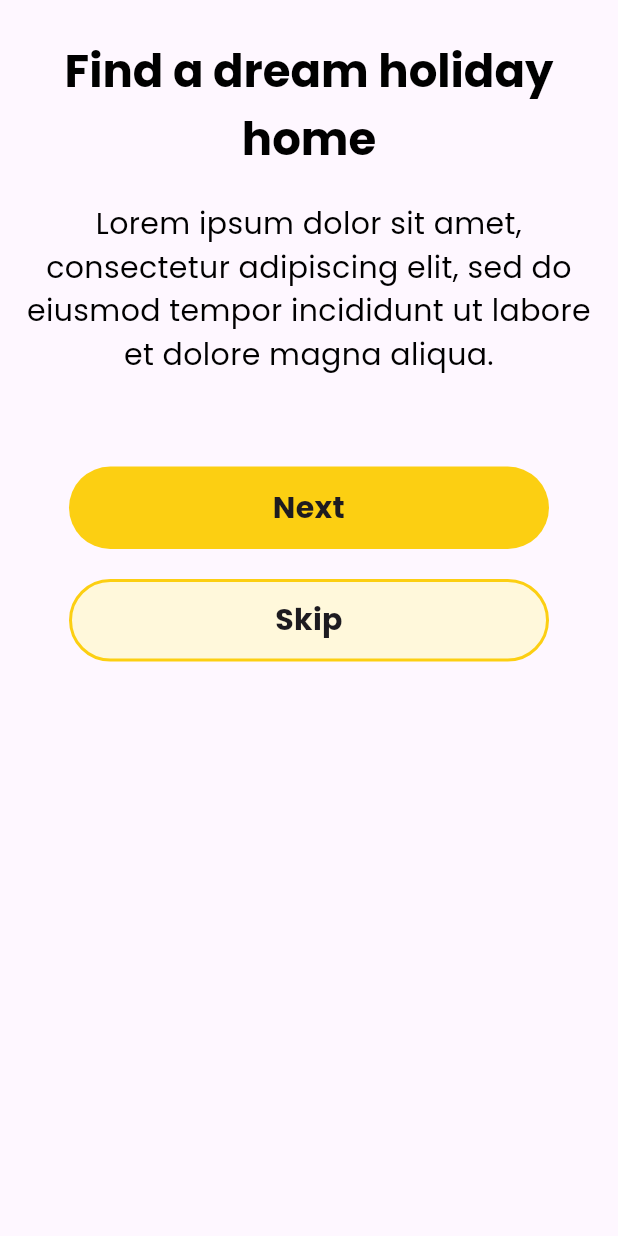
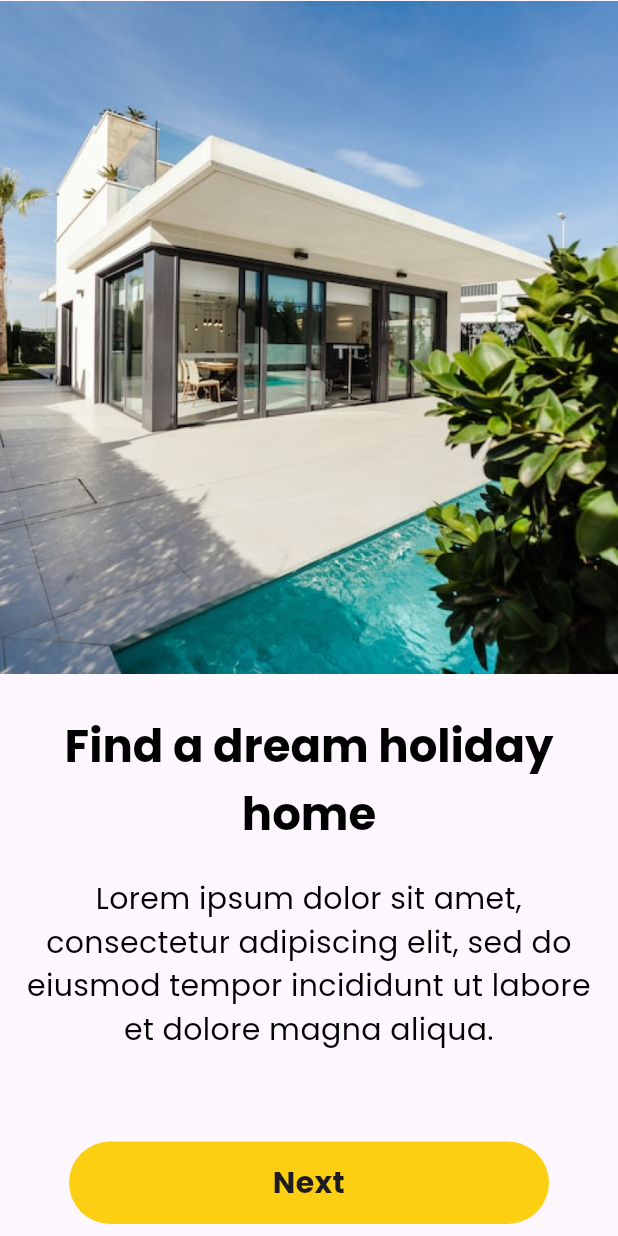
Before and after one commit to AmanGit010/Hola-Home, a Flutter app: the OnboardingScreen screen opened directly, on a phone screen of 412 x 824 dp. Run offline on Flutter 3.47's test engine with Material 2 defaults, Android fonts, the phone set to English and light mode, and no system bars; statements that could not run were skipped; project files that could hold a hidden picture were left out.

Commit message:
Added: To-do and some fixes

```diff
--- a/lib/feature/onboarding screen/onboarding_screen.dart
+++ b/lib/feature/onboarding screen/onboarding_screen.dart
@@ -1,6 +1,6 @@
 import 'package:flutter/material.dart';
 import 'package:hola_home/Core/constants/colors.dart';
-import 'package:hola_home/feature/signup-login/signup_login.dart';
+import 'package:hola_home/feature/signup%20login%20screen/signup_login_screen.dart';
 
 class OnboardingScreen extends StatelessWidget {
   const OnboardingScreen({Key? key}) : super(key: key);
@@ -14,12 +14,12 @@ class OnboardingScreen extends StatelessWidget {
           Expanded(
               child: Column(
             children: [
-              // Image.asset(
-              //   'assets/png/onboarding2.png',
-              //   fit: BoxFit.fitWidth,
-              //   height: 450,
-              //   width: 500,
-              // ),
+              Image.asset(
+                'assets/png/onboarding.png',
+                fit: BoxFit.fitWidth,
+                height: 450,
+                width: 500,
+              ),
               const SizedBox(
                 height: 25,
               ),
--- a/lib/feature/signup login screen/signup_login_screen.dart
+++ b/lib/feature/signup login screen/signup_login_screen.dart
@@ -1,6 +1,6 @@
 import 'package:flutter/material.dart';
 import 'package:hola_home/Core/constants/colors.dart';
-import 'package:hola_home/feature/signup-login/signup.dart';
+import 'package:hola_home/feature/signup%20login%20screen/signup_screen.dart';
 
 class SignupLoginScreen extends StatelessWidget {
   const SignupLoginScreen({Key? key}) : super(key: key);
--- a/lib/feature/splash screen/splash_screen.dart
+++ b/lib/feature/splash screen/splash_screen.dart
@@ -1,6 +1,6 @@
 import 'package:flutter/material.dart';
 import 'package:hola_home/Core/constants/colors.dart';
-import 'package:hola_home/feature/onboarding%20screen/onboarding.dart';
+import 'package:hola_home/feature/onboarding%20screen/onboarding_screen.dart';
 
 class SplashScreen extends StatefulWidget {
   const SplashScreen({Key? key}) : super(key: key);
```
Also changed, not shown: To-Do.txt (added, +8 -0 lines), assets/png/onboarding.png, assets/png/onboarding2.png (deleted).
